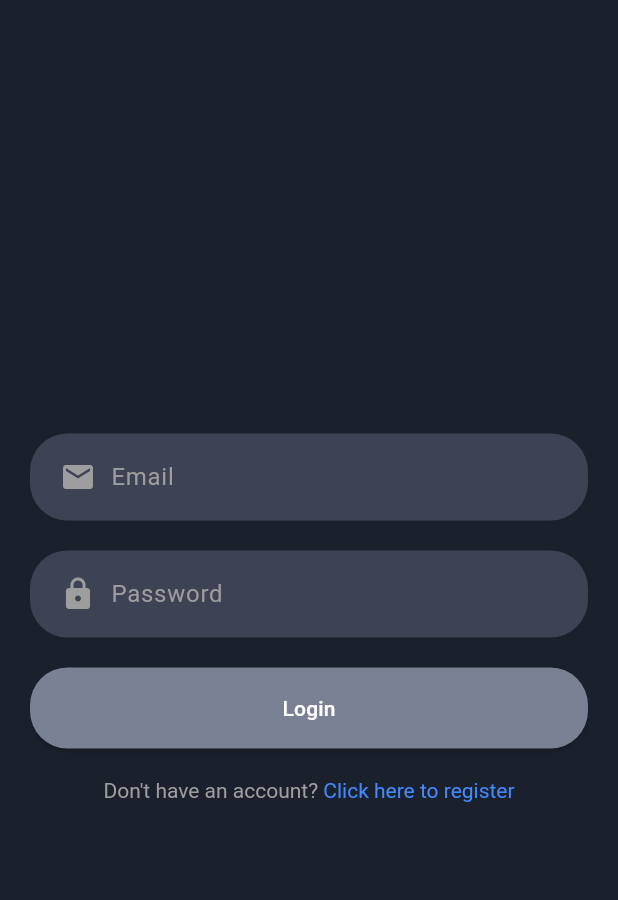
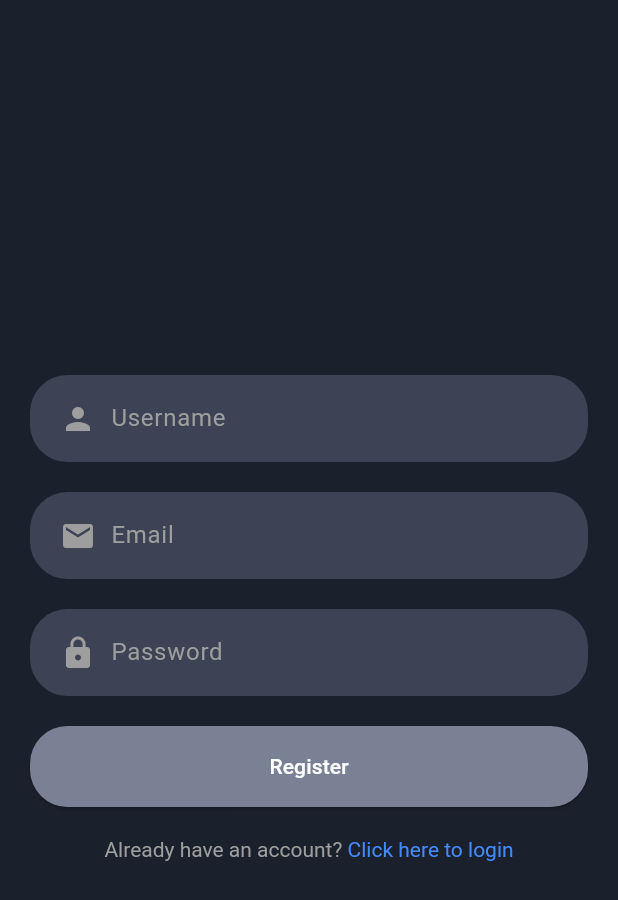
Before and after one commit to rabbi-islam/chat_u, a Flutter app: the screen it shows after launch, on a phone screen of 412 x 824 dp. Shown: the top 900 px of the screen. Run offline on Flutter 3.47's test engine with Material 3 defaults, Android fonts, the phone set to English and light mode, and no system bars; our stand-ins replace bloc, flutter_bloc, flutter_secure_storage, google_fonts.

Commit message:
login register part complete

```diff
--- /dev/null
+++ b/lib/features/auth/data/repositories/auth_repository_impl.dart
@@ -0,0 +1,21 @@
+import 'package:chat_u/features/auth/data/datasources/auth_remote_data_source.dart';
+import 'package:chat_u/features/auth/domain/entities/user_entity.dart';
+import 'package:chat_u/features/auth/domain/repositories/auth_repository.dart';
+
+class AuthRepositoryImpl implements AuthRepository{
+
+  final AuthRemoteDataSource authRemoteDataSource;
+  AuthRepositoryImpl({required this.authRemoteDataSource});
+
+
+  @override
+  Future<UserEntity> login(String email, String password) async {
+    return await authRemoteDataSource.login(email: email, password: password);
+  }
+
+  @override
+  Future<UserEntity> register(String username, String email, String password) async{
+    return await authRemoteDataSource.register(username: username, email: email, password: password);
+  }
+
+}
--- /dev/null
+++ b/lib/features/auth/domain/entities/user_entity.dart
@@ -0,0 +1,14 @@
+class UserEntity {
+  final String id;
+  final String username;
+  final String email;
+  final String token;
+
+  UserEntity({
+    required this.id,
+    required this.username,
+    required this.email,
+    this.token = ''
+  });
+
+}
--- /dev/null
+++ b/lib/features/auth/domain/repositories/auth_repository.dart
@@ -0,0 +1,7 @@
+import 'package:chat_u/features/auth/domain/entities/user_entity.dart';
+
+abstract class AuthRepository{
+
+  Future<UserEntity>login(String email, String password);
+  Future<UserEntity>register(String username, String email, String password);
+}
--- /dev/null
+++ b/lib/features/auth/domain/usecases/login_usecase.dart
@@ -0,0 +1,13 @@
+import 'package:chat_u/features/auth/domain/entities/user_entity.dart';
+import 'package:chat_u/features/auth/domain/repositories/auth_repository.dart';
+
+class LoginUseCase{
+
+  final AuthRepository repository;
+
+  LoginUseCase({required this.repository});
+
+  Future<UserEntity> call(String email, String password) {
+    return repository.login(email, password);
+  }
+}
--- /dev/null
+++ b/lib/features/auth/domain/usecases/register_usecase.dart
@@ -0,0 +1,13 @@
+import 'package:chat_u/features/auth/domain/entities/user_entity.dart';
+import 'package:chat_u/features/auth/domain/repositories/auth_repository.dart';
+
+class RegisterUseCase{
+
+  final AuthRepository repository;
+
+  RegisterUseCase({required this.repository});
+
+  Future<UserEntity> call(String username, String email, String password) {
+    return repository.register(username, email, password);
+  }
+}
--- /dev/null
+++ b/lib/features/auth/presentation/bloc/auth_bloc.dart
@@ -0,0 +1,42 @@
+import 'package:bloc/bloc.dart';
+import 'package:chat_u/features/auth/domain/usecases/login_usecase.dart';
+import 'package:chat_u/features/auth/domain/usecases/register_usecase.dart';
+import 'package:flutter/foundation.dart';
+import 'package:flutter_secure_storage/flutter_secure_storage.dart';
+import 'package:meta/meta.dart';
+
+part 'auth_event.dart';
+part 'auth_state.dart';
+
+class AuthBloc extends Bloc<AuthEvent, AuthState> {
+
+  final RegisterUseCase registerUseCase;
+  final LoginUseCase loginUseCase;
+  final _storage = FlutterSecureStorage();
+
+  AuthBloc({required this.registerUseCase, required this.loginUseCase}) : super(AuthInitial()) {
+
+    on<RegisterEvent>((event, emit) async {
+      emit(AuthLoading());
+      try{
+        final user = await registerUseCase(event.username, event.email, event.password);
+        emit(AuthSuccess('Registration Successful'));
+      }catch(e){
+        emit(AuthFailure('Registration Failed'));
+      }
+    });
+
+
+    on<LoginEvent>((event, emit) async {
+      emit(AuthLoading());
+      try{
+        final user = await loginUseCase(event.email, event.password);
+        _storage.write(key: 'token', value: user.token);
+        print("token: ${user.token}");
+        emit(AuthSuccess('Login Successful'));
+      }catch(e){
+        emit(AuthFailure('Login Failed'));
+      }
+    });
+  }
+}
--- /dev/null
+++ b/lib/features/auth/presentation/bloc/auth_event.dart
@@ -0,0 +1,20 @@
+part of 'auth_bloc.dart';
+
+@immutable
+sealed class AuthEvent {}
+
+
+class RegisterEvent extends AuthEvent{
+  final String username;
+  final String email;
+  final String password;
+
+  RegisterEvent(this.username, this.email, this.password);
+}
+
+class LoginEvent extends AuthEvent{
+  final String email;
+  final String password;
+
+  LoginEvent(this.email, this.password);
+}
--- /dev/null
+++ b/lib/features/auth/presentation/bloc/auth_state.dart
@@ -0,0 +1,16 @@
+part of 'auth_bloc.dart';
+
+@immutable
+sealed class AuthState {}
+
+final class AuthInitial extends AuthState {}
+final class AuthLoading extends AuthState {}
+
+final class AuthSuccess extends AuthState {
+  final String successMessage;
+  AuthSuccess(this.successMessage);
+}
+final class AuthFailure extends AuthState {
+  final String failureMessage;
+  AuthFailure(this.failureMessage);
+}
--- /dev/null
+++ b/lib/features/auth/presentation/pages/register_screen.dart
@@ -0,0 +1,91 @@
+import 'package:chat_u/features/auth/presentation/bloc/auth_bloc.dart';
+import 'package:chat_u/features/auth/presentation/widgets/auth_button.dart';
+import 'package:chat_u/features/auth/presentation/widgets/auth_input_field.dart';
+import 'package:chat_u/features/auth/presentation/widgets/auth_prompt_text.dart';
+import 'package:flutter/material.dart';
+import 'package:flutter_bloc/flutter_bloc.dart';
+
+class RegisterScreen extends StatefulWidget {
+  const RegisterScreen({super.key});
+
+  @override
+  State<RegisterScreen> createState() => _RegisterScreenState();
+}
+
+class _RegisterScreenState extends State<RegisterScreen> {
+  final TextEditingController _usernameController = TextEditingController();
+  final TextEditingController _emailController = TextEditingController();
+  final TextEditingController _passwordController = TextEditingController();
+
+  @override
+  void dispose() {
+    _usernameController.dispose();
+    _emailController.dispose();
+    _passwordController.dispose();
+    super.dispose();
+  }
+
+  @override
+  Widget build(BuildContext context) {
+    return Scaffold(
+      body: Center(
+        child: Padding(
+          padding: EdgeInsets.all(20),
+          child: Column(
+            mainAxisAlignment: MainAxisAlignment.center,
+            crossAxisAlignment: CrossAxisAlignment.stretch,
+            children: [
+              AuthInputField(
+                hint: 'Username',
+                icon: Icons.person,
+                controller: _usernameController,
+              ),
+              SizedBox(height: 20),
+              AuthInputField(
+                hint: 'Email',
+                icon: Icons.email,
+                controller: _emailController,
+              ),
+              SizedBox(height: 20),
+              AuthInputField(
+                hint: 'Password',
+                icon: Icons.lock,
+                controller: _passwordController,
+                isPassword: true,
+              ),
+              SizedBox(height: 20),
+              BlocConsumer<AuthBloc, AuthState>(
+                listener: (context, state) {
+                  if(state is AuthSuccess){
+                    Navigator.pushNamed(context, '/login');
+                    ScaffoldMessenger.of(context).showSnackBar(SnackBar(content: Text("Register success")));
+                  }else if(state is AuthFailure){
+                    debugPrint(state.failureMessage);
+                    ScaffoldMessenger.of(context).showSnackBar(SnackBar(content: Text(state.failureMessage)));
+                  }
+                },
+                builder: (context, state) {
+                  if(state is AuthLoading){
+                    return Center(child: CircularProgressIndicator(),);
+                  }
+                  return AuthButton(
+                    buttonNameText: 'Register',
+                    onPressed: () {
+                      context.read<AuthBloc>().add(RegisterEvent(_usernameController.text, _emailController.text, _passwordController.text));
+                    },
+                  );
+                },
+              ),
+              SizedBox(height: 20),
+              AuthPromptText(
+                title: 'Already have an account? ',
+                subtitle: 'Click here to login',
+                onTap: ()=> Navigator.pushNamed(context, '/login'),
+              ),
+            ],
+          ),
+        ),
+      ),
+    );
+  }
+}
--- /dev/null
+++ b/lib/features/auth/presentation/widgets/auth_button.dart
@@ -0,0 +1,27 @@
+import 'package:chat_u/theme/theme.dart';
+import 'package:flutter/material.dart';
+
+class AuthButton extends StatelessWidget {
+
+  final String buttonNameText;
+  final VoidCallback onPressed;
+  const AuthButton({super.key, required this.buttonNameText, required this.onPressed});
+
+  @override
+  Widget build(BuildContext context) {
+    return ElevatedButton(
+      onPressed: onPressed,
+      style: ElevatedButton.styleFrom(
+          backgroundColor: DefaultsColor.buttonColor,
+          shape: RoundedRectangleBorder(
+              borderRadius: BorderRadiusGeometry.circular(25)
+          ),
+          padding: EdgeInsets.symmetric(vertical: 17)
+      ),
+      child: Text(
+        buttonNameText,
+        style: TextStyle(color: Colors.white),
+      ),
+    );
+  }
+  }
--- /dev/null
+++ b/lib/features/auth/presentation/widgets/auth_input_field.dart
@@ -0,0 +1,44 @@
+import 'package:chat_u/theme/theme.dart';
+import 'package:flutter/material.dart';
+
+class AuthInputField extends StatelessWidget {
+
+  final String hint;
+  final IconData icon;
+  final TextEditingController controller;
+  final bool isPassword;
+
+  const AuthInputField({super.key, required this.hint, required this.icon, required this.controller, this.isPassword = false});
+
+  @override
+  Widget build(BuildContext context) {
+    return Container(
+      padding: EdgeInsets.symmetric(horizontal: 20, vertical: 5),
+      decoration: BoxDecoration(
+          color: DefaultsColor.sendMessageInput,
+          borderRadius: BorderRadius.circular(25)
+      ),
+      child: Row(
+        children: [
+          Icon(
+            icon,
+            color: Colors.grey,
+          ),
+          SizedBox(width: 10,),
+          Expanded(
+            child: TextField(
+              controller: controller,
+              obscureText: isPassword,
+              decoration: InputDecoration(
+                  hintText: hint,
+                  hintStyle: TextStyle(color: Colors.grey),
+                  border: InputBorder.none
+              ),
+              style: TextStyle(color: Colors.white),
+            ),
+          )
+        ],
+      ),
+    );
+  }
+}
--- /dev/null
+++ b/lib/features/auth/presentation/widgets/auth_prompt_text.dart
@@ -0,0 +1,30 @@
+import 'package:flutter/material.dart';
+
+class AuthPromptText extends StatelessWidget {
+
+  final String title;
+  final String subtitle;
+  final VoidCallback onTap;
+  const AuthPromptText({super.key, required this.title, required this.subtitle, required this.onTap});
+
+  @override
+  Widget build(BuildContext context) {
+    return Center(
+      child: GestureDetector(
+        onTap: onTap,
+        child: RichText(
+            text: TextSpan(
+                text: title,
+                style: TextStyle(color: Colors.grey),
+                children: [
+                  TextSpan(
+                    text: subtitle,
+                    style: TextStyle(color: Colors.blueAccent),
+                  )
+                ]
+            )
+        ),
+      ),
+    );
+  }
+}
--- a/lib/login_screen.dart
+++ /dev/null
@@ -1,113 +0,0 @@
-import 'package:chat_u/theme/theme.dart';
-import 'package:flutter/material.dart';
-
-class LoginScreen extends StatefulWidget {
-  const LoginScreen({super.key});
-
-  @override
-  State<LoginScreen> createState() => _LoginScreenState();
-}
-
-class _LoginScreenState extends State<LoginScreen> {
-  final TextEditingController _emailController = TextEditingController();
-  final TextEditingController _passwordController = TextEditingController();
-
-  @override
-  void dispose() {
-    _emailController.dispose();
-    _passwordController.dispose();
-    super.dispose();
-  }
-
-  @override
-  Widget build(BuildContext context) {
-    return Scaffold(
-      body: Center(
-        child: Padding(
-          padding: EdgeInsets.all(20),
-          child:Column(
-            mainAxisAlignment: MainAxisAlignment.center,
-            crossAxisAlignment: CrossAxisAlignment.stretch,
-            children: [
-              _buildTextInput('Email',Icons.email, _emailController),
-              SizedBox(height: 20,),
-              _buildTextInput('Password',Icons.lock, _passwordController, isPassword: true),
-              SizedBox(height: 20,),
-              _buildRegisterButton(),
-              SizedBox(height: 20,),
-              _buildLoginPrompt()
-            ],
-          ),
-        ),
-      ),
-    );
-  }
-
-
-  Widget _buildTextInput(String hint, IconData icon, TextEditingController controller, {isPassword = false}){
-    return Container(
-      padding: EdgeInsets.symmetric(horizontal: 20, vertical: 5),
-      decoration: BoxDecoration(
-        color: DefaultsColor.sendMessageInput,
-        borderRadius: BorderRadius.circular(25)
-      ),
-      child: Row(
-        children: [
-          Icon(
-            icon,
-            color: Colors.grey,
-          ),
-          SizedBox(width: 10,),
-          Expanded(
-            child: TextField(
-              controller: controller,
-              obscureText: isPassword,
-              decoration: InputDecoration(
-                hintText: hint,
-                hintStyle: TextStyle(color: Colors.grey),
-                border: InputBorder.none
-              ),
-              style: TextStyle(color: Colors.white),
-            ),
-          )
-        ],
-      ),
-    );
-  }
-  Widget _buildRegisterButton(){
-    return ElevatedButton(
-        onPressed: (){},
-        style: ElevatedButton.styleFrom(
-          backgroundColor: DefaultsColor.buttonColor,
-          shape: RoundedRectangleBorder(
-            borderRadius: BorderRadiusGeometry.circular(25)
-          ),
-          padding: EdgeInsets.symmetric(vertical: 17)
-        ),
-      child: Text(
-        'Login',
-        style: TextStyle(color: Colors.white),
-      ),
-    );
-  }
-}
-
-Widget _buildLoginPrompt() {
-  return Center(
-    child: GestureDetector(
-      onTap: (){},
-      child: RichText(
-          text: TextSpan(
-            text: 'Don\'t have an account? ',
-            style: TextStyle(color: Colors.grey),
-            children: [
-              TextSpan(
-                text: 'Click here to register',
-                style: TextStyle(color: Colors.blueAccent),
-              )
-            ]
-          )
-      ),
-    ),
-  );
-}
--- a/lib/main.dart
+++ b/lib/main.dart
@@ -1,25 +1,44 @@
 import 'package:chat_u/chat_screen.dart';
-import 'package:chat_u/login_screen.dart';
+import 'package:chat_u/features/auth/data/datasources/auth_remote_data_source.dart';
+import 'package:chat_u/features/auth/data/repositories/auth_repository_impl.dart';
+import 'package:chat_u/features/auth/domain/usecases/login_usecase.dart';
+import 'package:chat_u/features/auth/domain/usecases/register_usecase.dart';
+import 'package:chat_u/features/auth/presentation/bloc/auth_bloc.dart';
+import 'package:chat_u/features/auth/presentation/pages/login_screen.dart';
 import 'package:chat_u/message_screen.dart';
-import 'package:chat_u/register_screen.dart';
+import 'package:chat_u/features/auth/presentation/pages/register_screen.dart';
 import 'package:chat_u/theme/theme.dart';
 import 'package:flutter/material.dart';
+import 'package:flutter_bloc/flutter_bloc.dart';
+
+import 'features/auth/domain/repositories/auth_repository.dart';
 
 void main() {
-  runApp(const MyApp());
+  AuthRepositoryImpl repository = AuthRepositoryImpl(authRemoteDataSource: AuthRemoteDataSource());
+  runApp( MyApp(registerUseCase: RegisterUseCase(repository: repository), loginUseCase: LoginUseCase(repository: repository),));
 }
 
 class MyApp extends StatelessWidget {
-  const MyApp({super.key});
+  final RegisterUseCase registerUseCase;
+  final LoginUseCase loginUseCase;
+  const MyApp({super.key, required this.registerUseCase, required this.loginUseCase});
 
   @override
   Widget build(BuildContext context) {
-    return MaterialApp(
-      title: 'Chat-U',
-      theme: AppTheme.darkTheme,
-      debugShowCheckedModeBanner: false,
-      home: LoginScreen(),
+    return BlocProvider(
+      create: (context) => AuthBloc(registerUseCase: registerUseCase, loginUseCase: loginUseCase),
+      child: MaterialApp(
+        title: 'Chat-U',
+        theme: AppTheme.darkTheme,
+        debugShowCheckedModeBanner: false,
+        home: RegisterScreen(),
+        routes: {
+          '/register': (_) => RegisterScreen(),
+          '/login': (_) => LoginScreen(),
+          '/home': (_) => MessageScreen()
+        },
 
+      ),
     );
   }
 }
--- a/pubspec.yaml
+++ b/pubspec.yaml
@@ -35,6 +35,9 @@ dependencies:
   # Use with the CupertinoIcons class for iOS style icons.
   cupertino_icons: ^1.0.8
   google_fonts: ^6.2.1
+  http: ^1.4.0
+  flutter_bloc: ^9.1.1
+  flutter_secure_storage: ^9.2.4
 
 dev_dependencies:
   flutter_test:
```
Also changed, not shown: lib/features/auth/data/datasources/auth_remote_data_source.dart (added, +33 -0 lines), lib/features/auth/data/models/user_model.dart (added, +20 -0 lines), lib/features/auth/presentation/pages/login_screen.dart (added, +81 -0 lines), lib/register_screen.dart (deleted, +0 -117 lines), pubspec.lock.
